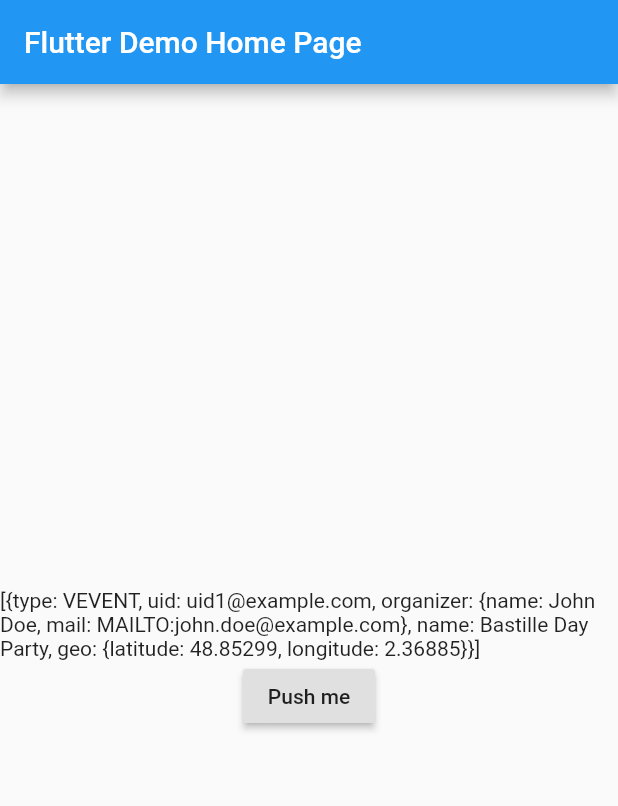
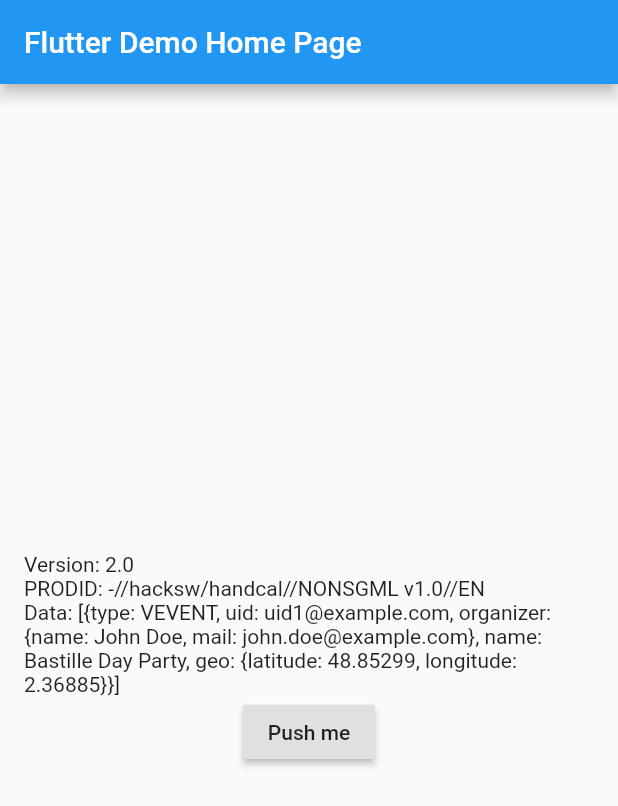
Before and after one commit to TesteurManiak/icalendar_parser, a Flutter app: the screen it shows after launch, after a tap on "Push me", on a phone screen of 412 x 824 dp. Shown: the top 806 px of the screen. Run offline on Flutter 3.47's test engine with Material 2 defaults, Android fonts, the phone set to English and light mode, and no system bars.

Commit message:
update example and added factory constructor

```diff
--- a/example/lib/main.dart
+++ b/example/lib/main.dart
@@ -33,7 +33,7 @@ class MyHomePage extends StatefulWidget {
 }
 
 class _MyHomePageState extends State<MyHomePage> {
-  String text = '';
+  ICalendar _iCalendar;
 
   @override
   Widget build(BuildContext context) {
@@ -41,16 +41,25 @@ class _MyHomePageState extends State<MyHomePage> {
       appBar: AppBar(
         title: Text(widget.title),
       ),
-      body: Center(
+      body: Container(
+        padding: EdgeInsets.all(16),
         child: Column(
+          crossAxisAlignment: CrossAxisAlignment.start,
           mainAxisAlignment: MainAxisAlignment.center,
           children: <Widget>[
-            Text(text),
-            RaisedButton(
-              child: Text('Push me'),
-              onPressed: () => setState(
-                  () => text = ICalendar.parseFromString(_valid).toString()),
-            )
+            Text("Version: ${_iCalendar?.version}"),
+            Text("PRODID: ${_iCalendar?.prodid}"),
+            Text("Data: ${_iCalendar?.data}"),
+            Center(
+              child: RaisedButton(
+                child: Text('Push me'),
+                onPressed: () {
+                  final data = ICalendar.fromString(_valid);
+                  print(data);
+                  setState(() => _iCalendar = data);
+                },
+              ),
+            ),
           ],
         ),
       ),
--- a/lib/src/model/icalendar.dart
+++ b/lib/src/model/icalendar.dart
@@ -3,15 +3,59 @@ import 'package:icalendar_parser/src/exceptions/icalendar_exception.dart';
 class ICalendar {
   final String version;
   final String prodid;
-  final List<CalendarProperty> calendarProperties;
-  final List<CalendarComponent> calendarComponents;
+  final List data;
 
   ICalendar({
     this.version,
     this.prodid,
-    this.calendarProperties = const [],
-    this.calendarComponents = const [],
+    this.data,
   });
+
+  /// Parse an [ICalendar] object from a [String]. The line from the parameter
+  /// must be separated with a `\n`.
+  ///
+  /// The first line must be `BEGIN:CALENDAR`, and the last line must be
+  /// `END:CALENDAR`.
+  ///
+  /// The body MUST include the "PRODID" and "VERSION" calendar properties.
+  factory ICalendar.fromString(String icsString, {bool allowEmptyLine = true}) {
+    String prodid;
+    String version;
+
+    if (!icsString.startsWith('BEGIN:VCALENDAR'))
+      throw ICalendarBeginException('The first line must be BEGIN:VCALENDAR');
+    else if (!icsString.endsWith('END:VCALENDAR'))
+      throw ICalendarEndException('The last line must be END:VCALENDAR');
+
+    final lines = icsString.split('\n');
+    for (String e in lines) {
+      final line = e.trim();
+      if (line.isEmpty && !allowEmptyLine)
+        throw EmptyLineException('Empty line are not allowed');
+      if (prodid == null && line.contains('PRODID:') && line.contains(':')) {
+        final parsed = line.split(':');
+        prodid = parsed.sublist(1).join(':');
+      } else if (version == null &&
+          line.contains('VERSION:') &&
+          line.contains(':')) {
+        final parsed = line.split(':');
+        version = parsed.sublist(1).join(':');
+      }
+    }
+
+    if (version == null)
+      throw ICalendarNoVersionException(
+          'The body is missing the property VERSION');
+    if (prodid == null)
+      throw ICalendarNoProdidException(
+          'The body is missing the property PRODID');
+
+    return ICalendar(
+      version: version,
+      prodid: prodid,
+      data: fromStringToJson(icsString),
+    );
+  }
 
   static Function(String, Map<String, String>, List, Map<String, dynamic>)
       _generateDateFunction(String name) {
@@ -88,7 +132,7 @@ class ICalendar {
     'URL': _generateSimpleParamFunction('url'),
     'ORGANIZER': (String value, Map<String, String> params, List events,
         Map<String, dynamic> lastEvent) {
-      final mail = value.replaceAll(RegExp('/MAILTO:/i'), '');
+      final mail = value.replaceAll('MAILTO:', '').trim();
 
       if (params.containsKey('CN')) {
         lastEvent['organizer'] = {
@@ -119,7 +163,7 @@ class ICalendar {
         Map<String, dynamic> lastEvent) {
       lastEvent['attendee'] ??= [];
 
-      final mail = value.replaceAll(RegExp(r'/MAILTO:/i'), '');
+      final mail = value.replaceAll('MAILTO:', '').trim();
 
       if (params.containsKey('CN')) {
         (lastEvent['attendee'] as List).add({
@@ -132,26 +176,13 @@ class ICalendar {
     }
   };
 
-  /// Parse an [ICalendar] object from a [String]. The line from the parameter
-  /// must be separated with a `\n`.
-  ///
-  /// The first line must be `BEGIN:CALENDAR`, and the last line must be
-  /// `END:CALENDAR`.
-  ///
-  /// The body MUST include the "PRODID" and "VERSION" calendar properties.
-  static List<Map<String, dynamic>> parseFromString(String icString,
+  /// Parse a [List] of icalendar object from a [String]. The line from the
+  /// parameter must be separated with a `\n`.
+  static List<Map<String, dynamic>> fromStringToJson(String icString,
       {bool allowEmptyLine = true}) {
-    String prodid;
-    String version;
-
     List<Map<String, dynamic>> data = [];
     List events = [];
     Map<String, dynamic> lastEvent = {};
-
-    if (!icString.startsWith('BEGIN:VCALENDAR'))
-      throw ICalendarBeginException('The first line must be BEGIN:VCALENDAR');
-    else if (!icString.endsWith('END:VCALENDAR'))
-      throw ICalendarEndException('The last line must be END:VCALENDAR');
 
     List<String> lines = icString.split('\n');
 
@@ -188,31 +219,8 @@ class ICalendar {
         else
           lastEvent = _objects[name](value, params, events, lastEvent);
       }
-
-      if (line.isEmpty && !allowEmptyLine)
-        throw EmptyLineException('Empty line are not allowed');
-      if (prodid == null && line.contains('PRODID') && line.contains(':')) {
-        final parsed = line.split(':');
-        prodid = parsed.sublist(1).join(':');
-      } else if (version == null &&
-          line.contains('VERSION') &&
-          line.contains(':')) {
-        final parsed = line.split(':');
-        version = parsed.sublist(1).join(':');
-      }
     }
-
-    if (version == null)
-      throw ICalendarNoVersionException(
-          'The body is missing the property VERSION');
-    if (prodid == null)
-      throw ICalendarNoProdidException(
-          'The body is missing the property PRODID');
 
     return data;
   }
 }
-
-abstract class CalendarProperty {}
-
-abstract class CalendarComponent {}
```
Also changed, not shown: 2 other files.
